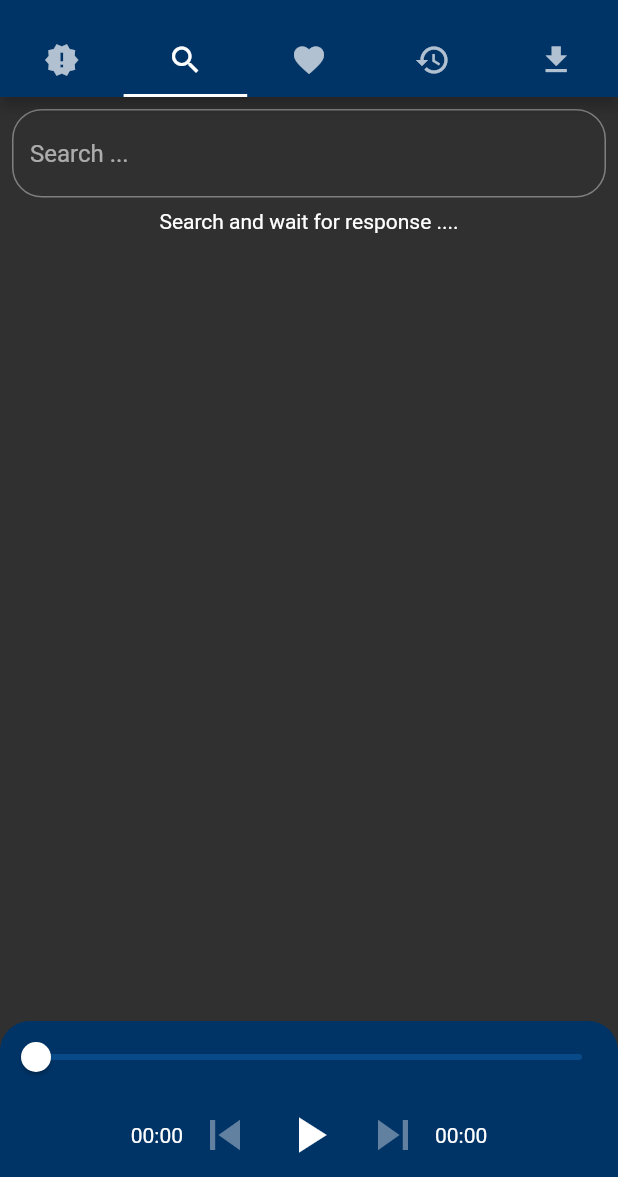
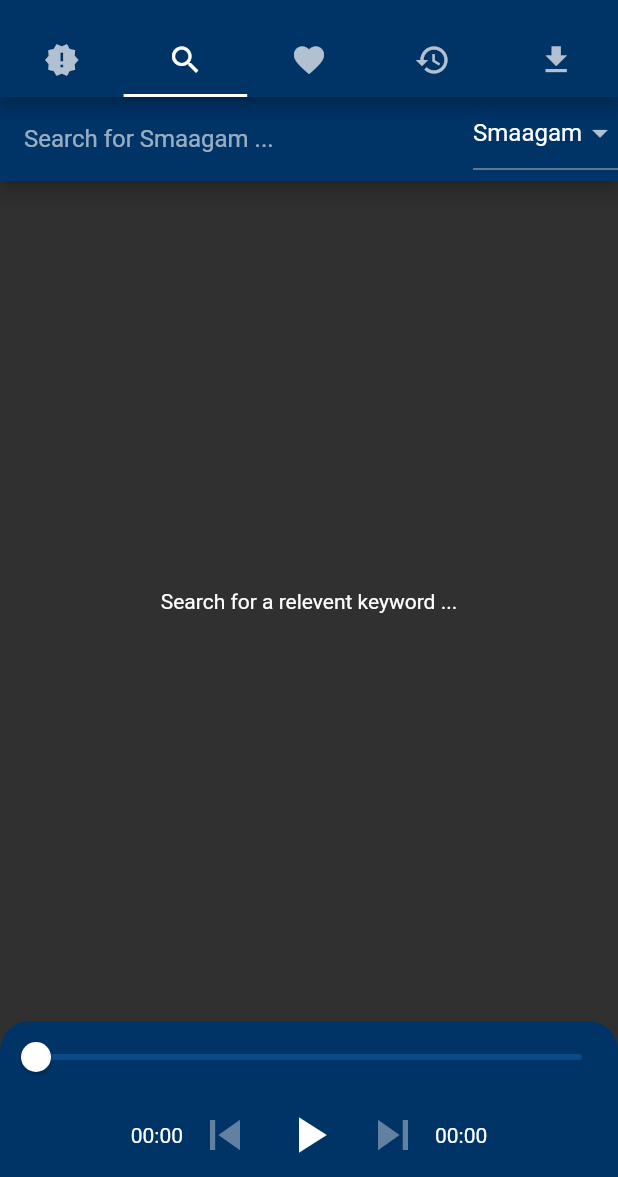
Before and after one commit to Hardeepsingh980/akj-kirtan, a Flutter app: the screen it shows after launch, tab 2 chosen, on a phone screen of 412 x 824 dp, the part 59-1236 px from its top. Run offline on Flutter 3.47's test engine with Material 2 defaults, Android fonts, the phone set to English and light mode, and no system bars; our stand-ins replace audioplayers; missing offline and left inert: flutter_media_notification; network calls fail.

Commit message:
Search Updates

```diff
--- a/lib/kirtanhome.dart
+++ b/lib/kirtanhome.dart
@@ -33,12 +33,15 @@ class _KirtanHomeState extends State<KirtanHome>
   List<Kirtan> kirtan;
   List<Kirtan> searchkirtan;
 
-  bool isSearch = false;
   TextEditingController searchText = TextEditingController();
 
   TabController _tabController;
 
   Future loadingKirtan;
+  Future searchDocs;
+  bool isSearching = false;
+
+  String searchBy = 'Smaagam';
 
   @override
   bool get wantKeepAlive => true;
@@ -99,8 +102,8 @@ class _KirtanHomeState extends State<KirtanHome>
         playerState = AudioPlayerState.PLAYING;
         advancedPlayer.play(kirtan[curIndex + 1].url);
         MediaNotification.showNotification(
-          title: curPlaying.artist.name,
-          author: curPlaying.smaagam.name,
+          title: curPlaying.artist,
+          author: curPlaying.smaagam,
         );
       });
     });
@@ -112,11 +115,76 @@ class _KirtanHomeState extends State<KirtanHome>
         playerState = AudioPlayerState.PLAYING;
         advancedPlayer.play(kirtan[curIndex + 1].url);
         MediaNotification.showNotification(
-          title: curPlaying.artist.name,
-          author: curPlaying.smaagam.name,
+          title: curPlaying.artist,
+          author: curPlaying.smaagam,
         );
       });
     });
+  }
+
+  void submit(String searchValue) async {
+    var url;
+    if (searchBy == 'Smaagam') {
+      url = 'https://akjm.herokuapp.com/kirtan/smaagam/?search=$searchValue';
+    } else {
+      url = 'https://akjm.herokuapp.com/kirtan/artist/?search=$searchValue';
+    }
+
+    print(url);
+
+    var response = get(url);
+
+    print(response);
+
+    setState(() {
+      isSearching = false;
+      searchDocs = response;
+    });
+  }
+
+  ListView buildSearchResults(docs) {
+    List<Widget> userSearchItems = [];
+
+    var parsed = jsonDecode(docs);
+
+    parsed = parsed.reversed.toList();
+
+    var searchResults =
+        parsed.map<Kirtan>((json) => Kirtan.fromJson(json)).toList();
+
+    searchResults.forEach((Kirtan kirtan) async {
+      Widget searchItem = Padding(
+        padding: const EdgeInsets.all(5.0),
+        child: ClipRRect(
+          borderRadius: BorderRadius.circular(20),
+          child: Container(
+            color: Colors.black,
+            child: ListTile(
+              onTap: () {
+                setState(() {
+                  curPlaying = kirtan;
+                  playerState = AudioPlayerState.PLAYING;
+                  advancedPlayer.play(kirtan.url);
+                  MediaNotification.showNotification(
+                    title: curPlaying.artist,
+                    author: curPlaying.smaagam,
+                  );
+                });
+              },
+              trailing: Icon(Icons.favorite_border),
+              title: Text(kirtan.artist),
+              subtitle: Text(kirtan.smaagam),
+            ),
+          ),
+        ),
+      );
+
+      userSearchItems.add(searchItem);
+    });
+
+    return ListView(
+      children: userSearchItems,
+    );
   }
 
   void seekToSecond(int second, advancedPlayer) {
@@ -188,14 +256,14 @@ class _KirtanHomeState extends State<KirtanHome>
                                         playerState = AudioPlayerState.PLAYING;
                                         advancedPlayer.play(kirtan[i].url);
                                         MediaNotification.showNotification(
-                                          title: curPlaying.artist.name,
-                                          author: curPlaying.smaagam.name,
+                                          title: curPlaying.artist,
+                                          author: curPlaying.smaagam,
                                         );
                                       });
                                     },
                                     trailing: Icon(Icons.favorite_border),
-                                    title: Text(kirtan[i].artist.name),
-                                    subtitle: Text(kirtan[i].smaagam.name),
+                                    title: Text(kirtan[i].artist),
+                                    subtitle: Text(kirtan[i].smaagam),
                                   ),
                                 ),
                               ),
@@ -204,84 +272,46 @@ class _KirtanHomeState extends State<KirtanHome>
                         : Center(child: CircularProgressIndicator());
                   },
                 ),
-                Container(
-                  child: SingleChildScrollView(
-                    child: Column(
-                      children: <Widget>[
-                        Padding(
-                          padding: const EdgeInsets.all(8.0),
-                          child: TextField(
-                            onSubmitted: (v) async {
-                              print('searching');
-                              print(v);
-                              if (v != '') {
-                                final response = await get(
-                                    'https://akjm.herokuapp.com/api/kirtan/?search=${v}');
-                                final parsed = jsonDecode(response.body);
-                                print(parsed);
-                                setState(() {
-                                  searchkirtan = parsed
-                                      .map<Kirtan>(
-                                          (json) => Kirtan.fromJson(json))
-                                      .toList();
-                                });
-                              } else {
-                                searchkirtan = null;
-                              }
-                            },
-                            controller: searchText,
+                Scaffold(
+                  appBar: AppBar(
+                    title: Form(
+                      child: TextFormField(
                         decoration: InputDecoration(
-                                border: OutlineInputBorder(
-                                  borderRadius: BorderRadius.all(
-                                    Radius.circular(20.0),
+                            labelText: 'Search for $searchBy ...'),
+                        onFieldSubmitted: submit,
                       ),
                     ),
-                                hintText: 'Search ... '),
-                          ),
-                        ),
-                        searchkirtan != null
-                            ? ListView.builder(
-                                physics: NeverScrollableScrollPhysics(),
-                                shrinkWrap: true,
-                                scrollDirection: Axis.vertical,
-                                itemCount: searchkirtan.length,
-                                itemBuilder: (_, i) => Padding(
-                                  padding: const EdgeInsets.all(5.0),
-                                  child: ClipRRect(
-                                    borderRadius: BorderRadius.circular(20),
-                                    child: Container(
-                                      color: Colors.black,
-                                      child: ListTile(
-                                        onTap: () {
+                    actions: <Widget>[
+                      DropdownButton<String>(
+                        value: searchBy,
+                        items: <String>['Smaagam', 'Kirtaaniya']
+                            .map((String value) {
+                          return new DropdownMenuItem<String>(
+                            value: value,
+                            child: new Text(value),
+                          );
+                        }).toList(),
+                        onChanged: (_) {
                           setState(() {
-                                            curPlaying = searchkirtan[i];
-
-                                            playerState =
-                                                AudioPlayerState.PLAYING;
-                                            advancedPlayer
-                                                .play(searchkirtan[i].url);
-                                            MediaNotification.showNotification(
-                                              title: curPlaying.artist.name,
-                                              author: curPlaying.smaagam.name,
-                                            );
+                            searchBy = _;
                           });
                         },
-                                        trailing: Icon(Icons.favorite_border),
-                                        title:
-                                            Text(searchkirtan[i].artist.name),
-                                        subtitle:
-                                            Text(searchkirtan[i].smaagam.name),
-                                      ),
-                                    ),
-                                  ),
-                                ),
                       )
-                            : Center(
-                                child:
-                                    Text('Search and wait for response ....')),
                     ],
                   ),
-                  ),
+                  body: searchDocs == null
+                      ? Center(child: Text('Search for a relevent keyword ...'),)
+                      : FutureBuilder(
+                          future: searchDocs,
+                          builder: (context, snapshot) {
+                            if (snapshot.connectionState == ConnectionState.done) {
+                              return buildSearchResults(snapshot.data.body);
+                            } else {
+                              return Container(
+                                  alignment: FractionalOffset.center,
+                                  child: CircularProgressIndicator());
+                            }
+                          }),
                 ),
                 Text('Favourite'),
                 Text('History'),
@@ -299,7 +329,7 @@ class _KirtanHomeState extends State<KirtanHome>
                   curPlaying != null
                       ? Padding(
                           padding: const EdgeInsets.all(8.0),
-                          child: Text(curPlaying.artist.name),
+                          child: Text(curPlaying.artist),
                         )
                       : Container(),
                   Row(
@@ -340,8 +370,8 @@ class _KirtanHomeState extends State<KirtanHome>
                                       advancedPlayer
                                           .play(kirtan[curIndex + 1].url);
                                       MediaNotification.showNotification(
-                                        title: curPlaying.artist.name,
-                                        author: curPlaying.smaagam.name,
+                                        title: curPlaying.artist,
+                                        author: curPlaying.smaagam,
                                       );
                                     });
                                   }
@@ -361,8 +391,8 @@ class _KirtanHomeState extends State<KirtanHome>
                                       advancedPlayer.resume();
                                       playerState = AudioPlayerState.PLAYING;
                                       MediaNotification.showNotification(
-                                        title: curPlaying.artist.name,
-                                        author: curPlaying.smaagam.name,
+                                        title: curPlaying.artist,
+                                        author: curPlaying.smaagam,
                                       );
                                     });
                                   }
@@ -371,8 +401,8 @@ class _KirtanHomeState extends State<KirtanHome>
                                       advancedPlayer.pause();
                                       playerState = AudioPlayerState.PAUSED;
                                       MediaNotification.showNotification(
-                                          title: curPlaying.artist.name,
-                                          author: curPlaying.smaagam.name,
+                                          title: curPlaying.artist,
+                                          author: curPlaying.smaagam,
                                           isPlaying: false);
                                     });
                                   },
@@ -390,8 +420,8 @@ class _KirtanHomeState extends State<KirtanHome>
                                       advancedPlayer
                                           .play(kirtan[curIndex + 1].url);
                                       MediaNotification.showNotification(
-                                        title: curPlaying.artist.name,
-                                        author: curPlaying.smaagam.name,
+                                        title: curPlaying.artist,
+                                        author: curPlaying.smaagam,
                                       );
                                     });
                                   }
--- a/lib/models.dart
+++ b/lib/models.dart
@@ -2,35 +2,9 @@ import 'dart:convert';
 import 'package:http/http.dart' as http;
 import 'package:flutter/foundation.dart';
 
-class Smaagam {
-  final String name;
-
-  Smaagam({this.name});
-
-  factory Smaagam.fromJson(Map<String, dynamic> json) {
-    return Smaagam(
-      name: json['smaagam_name'].toString().replaceAll('Â', ''),
-    );
-  }
-
-}
-
-class Artist {
-  final String name;
-
-  Artist({this.name});
-
-  factory Artist.fromJson(Map<String, dynamic> json) {
-    return Artist(
-      name: json['artist_name'].toString().replaceAll('Â', ''),
-    );
-  }
-
-}
-
 class Kirtan {
-  final Smaagam smaagam;
-  final Artist artist;
+  final String smaagam;
+  final String artist;
   final String url;
 
   Kirtan({this.smaagam, this.artist, this.url});
@@ -38,9 +12,17 @@ class Kirtan {
   factory Kirtan.fromJson(Map<String, dynamic> json) {
     return Kirtan(
       url: json['url'],
-      smaagam:  Smaagam.fromJson(json['smaagam']),
-      artist: Artist.fromJson(json['artist'])
+      smaagam:  json['smaagam']['smaagam_name'].toString().replaceAll('Â', ''),
+      artist: json['artist']['artist_name'].toString().replaceAll('Â', ''),
     );
+  }
+
+  Map<String, dynamic> toMap() {
+    return {
+      'smaagam': smaagam,
+      'artist': artist,
+      'url': url,
+    };
   }
 
 }
```
Lines whose indentation alone changed are shown as unchanged.
